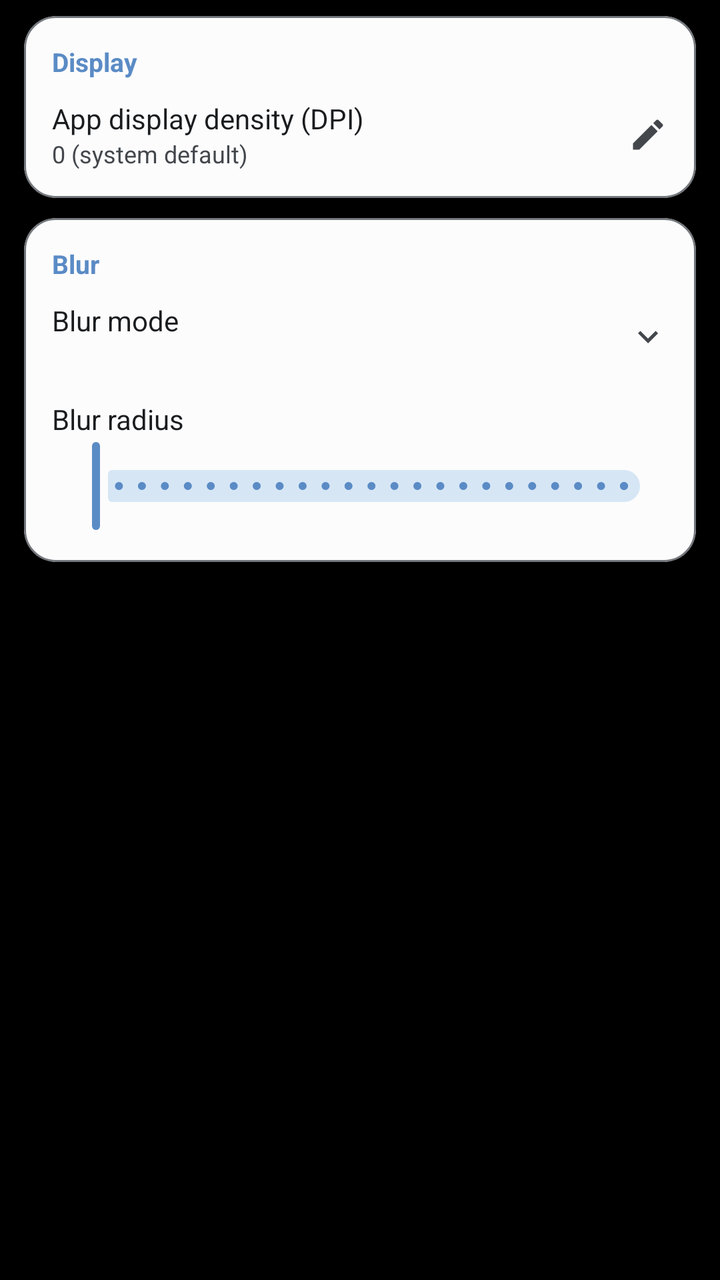
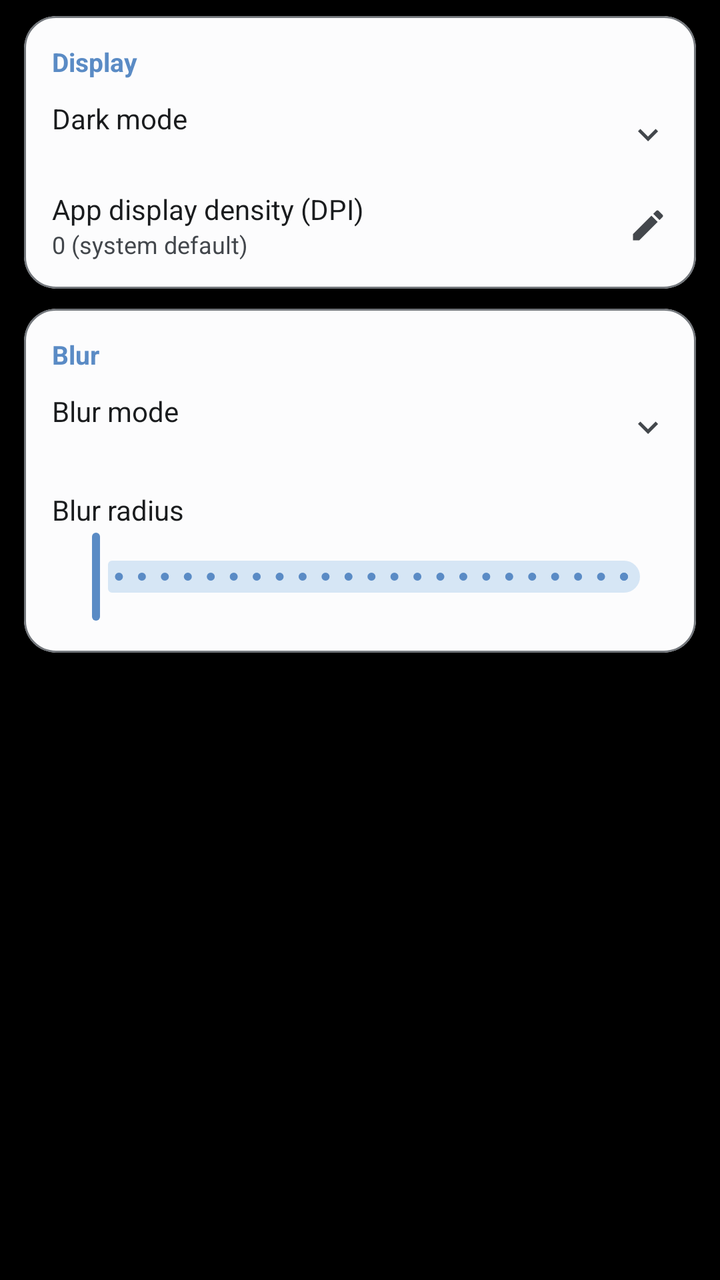

Compare the two renders of this Android layout. The source of the first and the diff that turns it into the second are given below.
<!-- AndroidManifest.xml: application theme Theme.CloX -->
<!-- res/layout/fragment_settings_appearance.xml -->
<?xml version="1.0" encoding="utf-8"?>
<androidx.core.widget.NestedScrollView
    xmlns:android="http://schemas.android.com/apk/res/android"
    xmlns:app="http://schemas.android.com/apk/res-auto"
    android:layout_width="match_parent"
    android:layout_height="match_parent"
    android:clipToPadding="false"
    android:fillViewport="true">

    <LinearLayout
        android:layout_width="match_parent"
        android:layout_height="wrap_content"
        android:orientation="vertical"
        android:paddingTop="8dp"
        android:paddingBottom="16dp">

        
        <com.google.android.material.card.MaterialCardView
            android:layout_width="match_parent" android:layout_height="wrap_content"
            android:layout_marginHorizontal="12dp" android:layout_marginBottom="10dp"
            app:cardCornerRadius="16dp" app:cardElevation="0dp"
            app:strokeWidth="1dp" app:strokeColor="?attr/colorOutline"
            app:cardBackgroundColor="?attr/colorSurface">
            <LinearLayout android:layout_width="match_parent" android:layout_height="wrap_content"
                android:orientation="vertical" android:padding="14dp">
                <TextView android:layout_width="wrap_content" android:layout_height="wrap_content"
                    android:text="@string/appearance_section_display" android:textSize="13sp" android:textStyle="bold"
                    android:textColor="?attr/colorPrimary" android:layout_marginBottom="10dp" />

                <LinearLayout android:id="@+id/rowDpiOverride"
                    android:layout_width="match_parent" android:layout_height="wrap_content"
                    android:orientation="horizontal" android:gravity="center_vertical"
                    android:clickable="true" android:focusable="true"
                    android:background="?attr/selectableItemBackground">
                    <LinearLayout android:layout_width="0dp" android:layout_height="wrap_content"
                        android:layout_weight="1" android:orientation="vertical">
                        <TextView android:layout_width="wrap_content" android:layout_height="wrap_content"
                            android:text="@string/appearance_dpi_label"
                            android:textSize="14sp" android:textColor="?attr/colorOnSurface" />
                        <TextView android:id="@+id/tvDpiValue"
                            android:layout_width="wrap_content" android:layout_height="wrap_content"
                            android:text="@string/appearance_dpi_default"
                            android:textSize="12sp" android:textColor="?attr/colorOnSurfaceVariant" />
                    </LinearLayout>
                    <ImageView android:layout_width="20dp" android:layout_height="20dp"
                        android:src="@drawable/ic_edit"
                        app:tint="?attr/colorOnSurfaceVariant" />
                </LinearLayout>
            </LinearLayout>
        </com.google.android.material.card.MaterialCardView>

        
        <com.google.android.material.card.MaterialCardView
            android:layout_width="match_parent" android:layout_height="wrap_content"
            android:layout_marginHorizontal="12dp" android:layout_marginBottom="10dp"
            app:cardCornerRadius="16dp" app:cardElevation="0dp"
            app:strokeWidth="1dp" app:strokeColor="?attr/colorOutline"
            app:cardBackgroundColor="?attr/colorSurface">
            <LinearLayout android:layout_width="match_parent" android:layout_height="wrap_content"
                android:orientation="vertical" android:padding="14dp">
                <TextView android:layout_width="wrap_content" android:layout_height="wrap_content"
                    android:text="@string/appearance_section_blur" android:textSize="13sp" android:textStyle="bold"
                    android:textColor="?attr/colorPrimary" android:layout_marginBottom="10dp" />

                
                <LinearLayout android:id="@+id/rowBlurMode"
                    android:layout_width="match_parent" android:layout_height="wrap_content"
                    android:orientation="horizontal" android:gravity="center_vertical"
                    android:clickable="true" android:focusable="true"
                    android:background="?attr/selectableItemBackground">
                    <LinearLayout android:layout_width="0dp" android:layout_height="wrap_content"
                        android:layout_weight="1" android:orientation="vertical">
                        <TextView android:layout_width="wrap_content" android:layout_height="wrap_content"
                            android:text="@string/pref_blur_mode_title"
                            android:textSize="14sp" android:textColor="?attr/colorOnSurface" />
                        <TextView android:id="@+id/tvBlurMode"
                            android:layout_width="wrap_content" android:layout_height="wrap_content"
                            android:textSize="12sp" android:textColor="?attr/colorOnSurfaceVariant" />
                    </LinearLayout>
                    <ImageView android:layout_width="20dp" android:layout_height="20dp"
                        android:src="@drawable/ic_expand_more"
                        app:tint="?attr/colorOnSurfaceVariant" />
                </LinearLayout>

                
                <LinearLayout android:layout_width="match_parent" android:layout_height="wrap_content"
                    android:orientation="vertical" android:layout_marginTop="14dp">
                    <LinearLayout android:layout_width="match_parent" android:layout_height="wrap_content"
                        android:orientation="horizontal" android:gravity="center_vertical">
                        <TextView android:layout_width="0dp" android:layout_height="wrap_content"
                            android:layout_weight="1" android:text="@string/pref_blur_radius_title"
                            android:textSize="14sp" android:textColor="?attr/colorOnSurface" />
                        <TextView android:id="@+id/tvBlurRadius"
                            android:layout_width="wrap_content" android:layout_height="wrap_content"
                            android:textSize="13sp" android:textColor="?attr/colorPrimary"
                            android:layout_marginStart="8dp" />
                    </LinearLayout>
                    <com.google.android.material.slider.Slider
                        android:id="@+id/sliderBlurRadius"
                        android:layout_width="match_parent" android:layout_height="wrap_content"
                        android:valueFrom="2" android:valueTo="25" android:stepSize="1" />
                </LinearLayout>
            </LinearLayout>
        </com.google.android.material.card.MaterialCardView>

    </LinearLayout>
</androidx.core.widget.NestedScrollView>
<!-- resources referenced by this layout -->
<resources>
  <!-- drawable ic_edit (drawable) -->
  <?xml version="1.0" encoding="utf-8"?>
  <vector xmlns:android="http://schemas.android.com/apk/res/android"
      android:width="24dp" android:height="24dp"
      android:viewportWidth="24" android:viewportHeight="24"
      android:tint="?attr/colorControlNormal">
      <path android:fillColor="@android:color/white"
          android:pathData="M3,17.25V21h3.75L17.81,9.94l-3.75,-3.75L3,17.25zM20.71,7.04c0.39,-0.39 0.39,-1.02 0,-1.41l-2.34,-2.34c-0.39,-0.39 -1.02,-0.39 -1.41,0l-1.83,1.83 3.75,3.75 1.83,-1.83z"/>
  </vector>
  <!-- drawable ic_expand_more (drawable) -->
  <?xml version="1.0" encoding="utf-8"?>
  <vector xmlns:android="http://schemas.android.com/apk/res/android"
      android:width="24dp" android:height="24dp"
      android:viewportWidth="24" android:viewportHeight="24"
      android:tint="?attr/colorControlNormal">
      <path android:fillColor="@android:color/white"
          android:pathData="M16.59,8.59L12,13.17 7.41,8.59 6,10l6,6 6,-6 -1.41,-1.41z"/>
  </vector>
  <string name="appearance_dpi_default">0 (system default)</string>
  <string name="appearance_dpi_label">App display density (DPI)</string>
  <string name="appearance_section_blur">Blur</string>
  <string name="appearance_section_display">Display</string>
  <string name="pref_blur_mode_title">Blur mode</string>
  <string name="pref_blur_radius_title">Blur radius</string>
  <style name="Theme.CloX" parent="Base.Theme.CloX">
          <item name="android:windowBackground">@android:color/black</item>
          <item name="android:windowAnimationStyle">@null</item>
          <item name="android:windowShowWallpaper">true</item>
      </style>
  <color name="brand_500">#5A8BC5</color>
  <color name="brand_on_accent_light">#FFFFFF</color>
  <color name="brand_container_light">#D6E6F5</color>
  <color name="brand_on_container_light">#0F2B44</color>
  <color name="brand_300">#82ABD0</color>
  <color name="m3_background">#FCFCFD</color>
  <color name="m3_surface">#FCFCFD</color>
  <color name="m3_on_surface">#1A1C1E</color>
  <color name="m3_surface_variant">#E1E2E6</color>
  <color name="m3_on_surface_variant">#43474C</color>
  <color name="m3_surface_container_lowest">#FFFFFF</color>
  <color name="m3_surface_container_low">#F4F4F5</color>
  <color name="m3_surface_container">#EEEEF0</color>
  <color name="m3_surface_container_high">#E8E9EB</color>
  <color name="m3_surface_container_highest">#E2E3E5</color>
  <color name="m3_surface_bright">#FCFCFD</color>
  <color name="m3_surface_dim">#DBDBDD</color>
  <color name="m3_inverse_surface">#2F3133</color>
  <color name="m3_inverse_on_surface">#F1F0F2</color>
  <color name="m3_outline">#73777C</color>
  <color name="m3_outline_variant">#C3C6CC</color>
  <!-- unchanged entries left out for length: 1 -->
</resources>

<!-- the commit's change to res/layout/fragment_settings_appearance.xml (unified diff, before → after) -->
@@ -26,6 +26,26 @@
                 <TextView android:layout_width="wrap_content" android:layout_height="wrap_content"
                     android:text="@string/appearance_section_display" android:textSize="13sp" android:textStyle="bold"
                     android:textColor="?attr/colorPrimary" android:layout_marginBottom="10dp" />
+
+                <LinearLayout android:id="@+id/rowDarkMode"
+                    android:layout_width="match_parent" android:layout_height="wrap_content"
+                    android:layout_marginBottom="10dp"
+                    android:orientation="horizontal" android:gravity="center_vertical"
+                    android:clickable="true" android:focusable="true"
+                    android:background="?attr/selectableItemBackground">
+                    <LinearLayout android:layout_width="0dp" android:layout_height="wrap_content"
+                        android:layout_weight="1" android:orientation="vertical">
+                        <TextView android:layout_width="wrap_content" android:layout_height="wrap_content"
+                            android:text="@string/appearance_dark_mode_title"
+                            android:textSize="14sp" android:textColor="?attr/colorOnSurface" />
+                        <TextView android:id="@+id/tvDarkModeValue"
+                            android:layout_width="wrap_content" android:layout_height="wrap_content"
+                            android:textSize="12sp" android:textColor="?attr/colorOnSurfaceVariant" />
+                    </LinearLayout>
+                    <ImageView android:layout_width="20dp" android:layout_height="20dp"
+                        android:src="@drawable/ic_expand_more"
+                        app:tint="?attr/colorOnSurfaceVariant" />
+                </LinearLayout>
 
                 <LinearLayout android:id="@+id/rowDpiOverride"
                     android:layout_width="match_parent" android:layout_height="wrap_content"
<!-- resource entries referenced after the edit -->
@@ -18,6 +18,7 @@
       <path android:fillColor="@android:color/white"
           android:pathData="M16.59,8.59L12,13.17 7.41,8.59 6,10l6,6 6,-6 -1.41,-1.41z"/>
   </vector>
+  <string name="appearance_dark_mode_title">Dark mode</string>
   <string name="appearance_dpi_default">0 (system default)</string>
   <string name="appearance_dpi_label">App display density (DPI)</string>
   <string name="appearance_section_blur">Blur</string>
